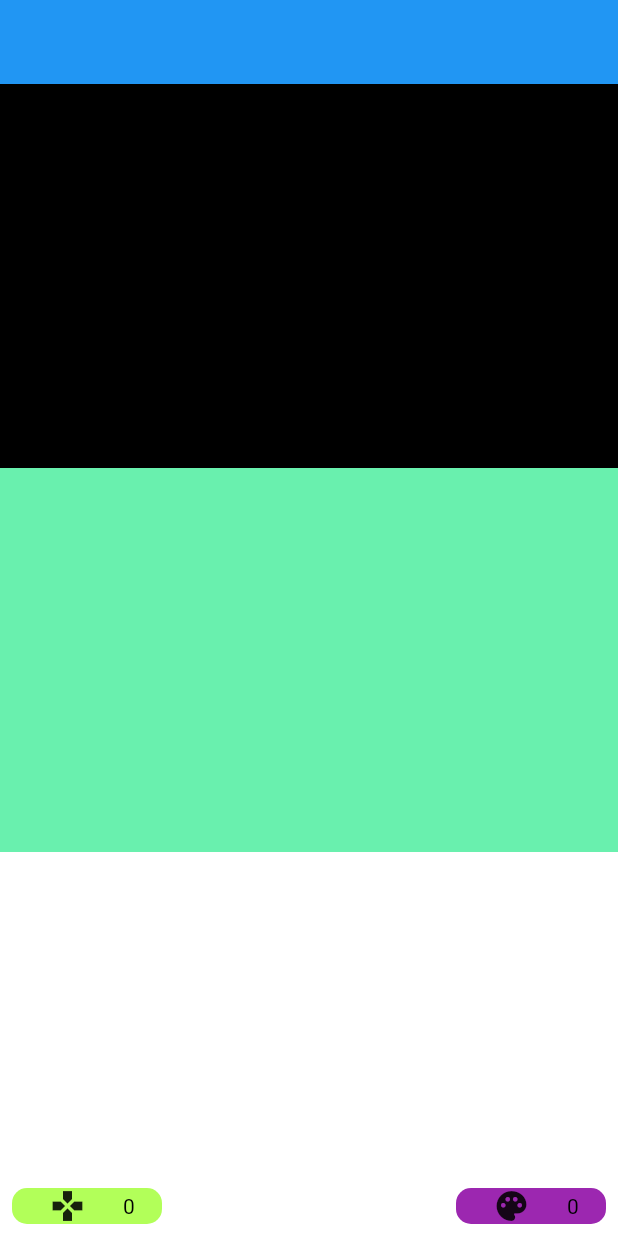
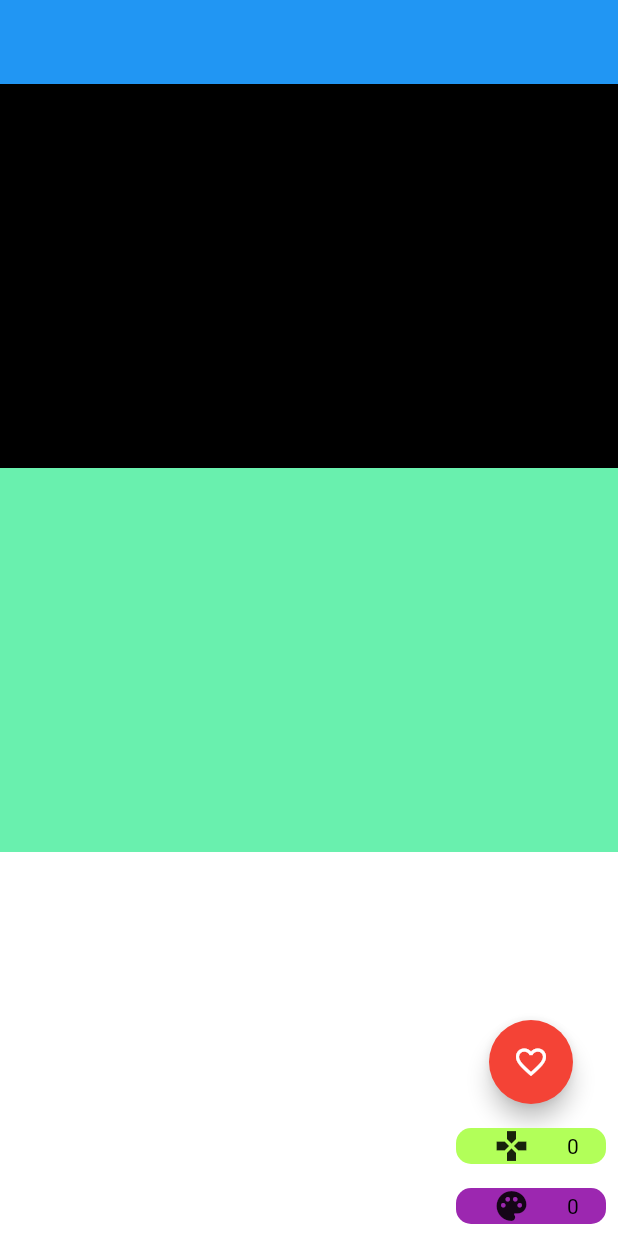
Before and after one commit to Taks7/Flutter-App-With-Firebase, a Flutter app: the screen it shows after launch, on a phone screen of 412 x 824 dp. Run offline on Flutter 3.47's test engine with Material 2 defaults, Android fonts, the light colour scheme and no system bars; our stand-ins replace firebase_core; accounts and stored records are empty.

Commit message:
favourite button added
everything also redone so now the buttons stay on the bottom left part of our screen

```diff
--- a/games_score/lib/screens/game_screen.dart
+++ b/games_score/lib/screens/game_screen.dart
@@ -1,5 +1,6 @@
 //import 'package:cloud_firestore/cloud_firestore.dart';
 import 'package:flutter/material.dart';
+import 'package:games_score/widgets/favourite_button.dart';
 import 'package:games_score/widgets/gameplay_points_button.dart';
 import 'package:games_score/widgets/art_points_button.dart';
 //import 'package:games_score/widgets/chat_title.dart';
@@ -19,18 +20,24 @@ class GameScreen extends StatelessWidget {
               Expanded(child: Container(color: Colors.white,),), //AQUI PONEMOS LA DESCRIPCIÓN DEL JUEGO Y LA PUNTUACION DE ARTE Y GAMEPLAY
             ],
           ),
-          const Align(
-            alignment: Alignment.bottomLeft,
-            child: Padding(
+          Align(
+           alignment: Alignment.bottomRight,
+           child: Column(
+             mainAxisAlignment: MainAxisAlignment.end,
+             children: [
+               Padding(
+                 padding: EdgeInsets.all(8.0),
+                 child: FavoriteButton(color: Colors.red,),
+               ),
+               Padding(
                  padding: EdgeInsets.all(8.0),
                  child: GameplayCounter(size: 100),
                ),
-          ),
-          const Align(
-            alignment: Alignment.bottomRight,
-            child: Padding(
+               Padding(
                  padding: EdgeInsets.all(8.0),
                  child: ArtCounter(size: 100),
+               ),
+             ],
            ),
          ),
         ],
--- /dev/null
+++ b/games_score/lib/widgets/favourite_button.dart
@@ -0,0 +1,29 @@
+
+import 'package:flutter/material.dart';
+
+class FavoriteButton extends StatefulWidget {
+  final Color color;
+  const FavoriteButton({super.key, required this.color});
+
+  @override
+  _FavoriteButtonState createState() => _FavoriteButtonState();
+}
+
+class _FavoriteButtonState extends State<FavoriteButton> {
+  bool favorite = false;
+
+  @override
+  Widget build(BuildContext context) {
+    return FloatingActionButton(
+      onPressed: () {
+        setState(() {
+          favorite = !favorite;
+        });
+      },
+      backgroundColor: widget.color,
+      child: Icon(
+        favorite ? Icons.favorite : Icons.favorite_outline,
+      ),
+    );
+  }
+}
```
Lines whose indentation alone changed are shown as unchanged.
